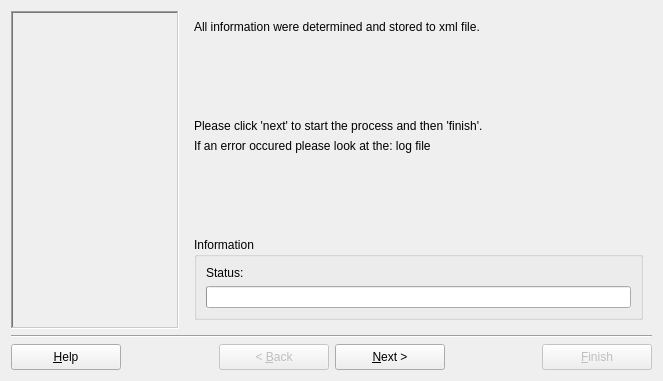
Old version of the form dboxfe-gdb/ui/dboxfegdb_assistant.ui in the repository LasDesu/DBoxFE.
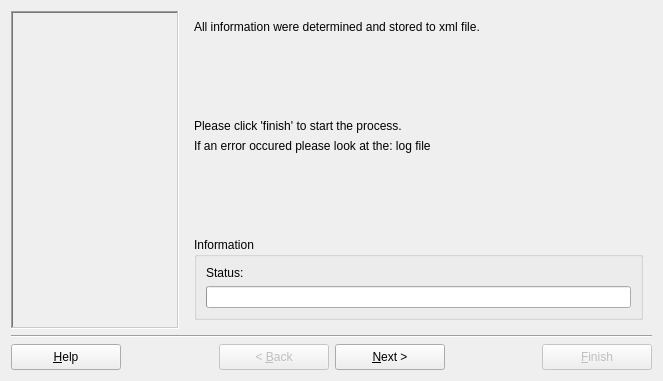
New version of the form. The open tabs and pages were chosen to show the change. Icons and pictures are not drawn.

What changed in the file:
```diff
--- a/dboxfe-gdb/ui/dboxfegdb_assistant.ui
+++ b/dboxfe-gdb/ui/dboxfegdb_assistant.ui
@@ -437,7 +437,7 @@
          <item>
           <widget class="QLabel" name="labelDatabaseImportMessage" >
            <property name="text" >
-            <string>Please click 'next' to start the process and then 'finish'.</string>
+            <string>Please click 'finish' to start the process.</string>
            </property>
           </widget>
          </item>
```
Left out of the diff: 64 changed lines with no effect on the pictures.
